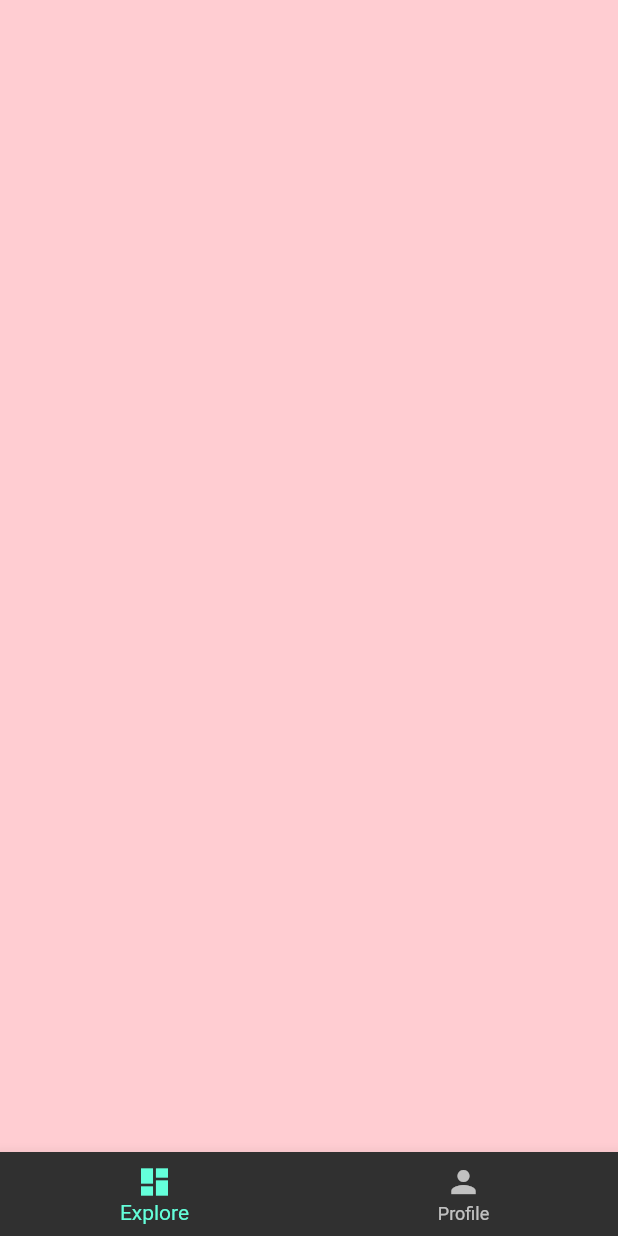
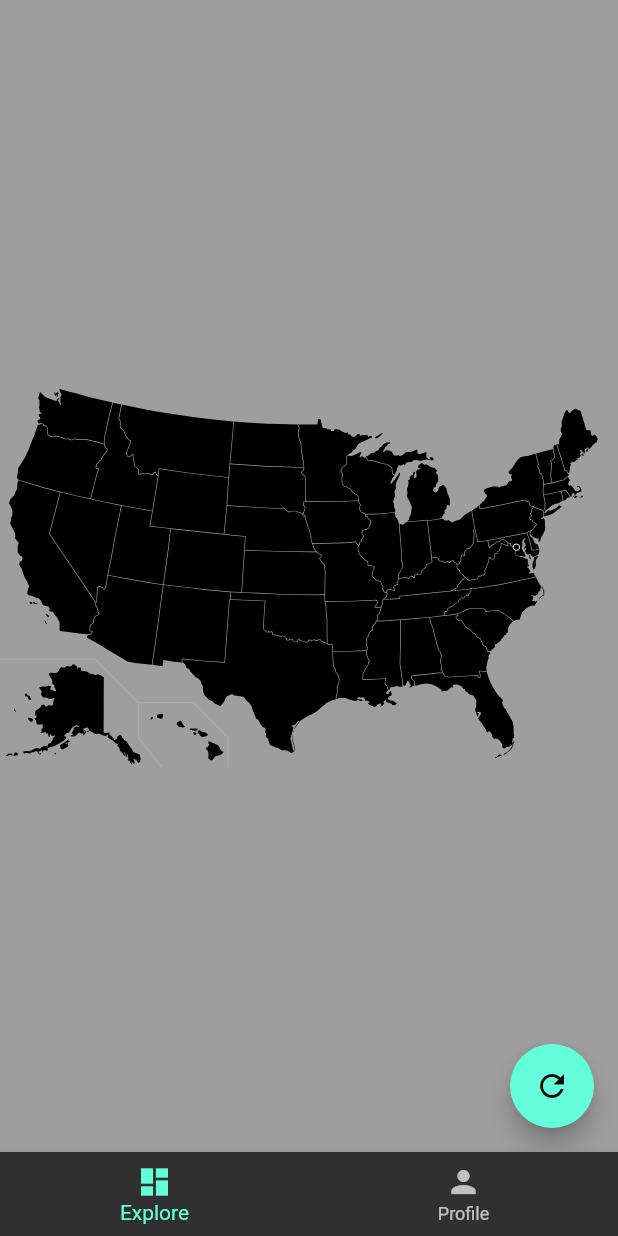
Before and after one commit to lialb/tangram, a Flutter app: the screen it shows after launch, on a phone screen of 412 x 824 dp. Run offline on Flutter 3.47's test engine with Material 2 defaults, Android fonts, the phone set to English and light mode, and no system bars; our stand-ins replace flutter_slidable, flutter_svg, page_transition, youtube_player_flutter.

Commit message:
Add pixel class

```diff
--- a/client/tangram/lib/main.dart
+++ b/client/tangram/lib/main.dart
@@ -1,4 +1,5 @@
 import 'package:flutter/material.dart';
+import 'package:tangram/map_view.dart';
 import 'package:tangram/tileview.dart';
 import 'package:tangram/users_explore.dart';
 
@@ -15,7 +16,8 @@ class MyApp extends StatefulWidget {
 class _MyAppState extends State<MyApp> {
   int _selectedIndex = 0;
   List<Widget> children = [
-    TileView(),
+    MapView(),
+    // TileView(),
     UsersExplore(),
   ];
 
--- /dev/null
+++ b/client/tangram/lib/map_view.dart
@@ -0,0 +1,75 @@
+import 'package:flutter/material.dart';
+import 'package:flutter_svg/flutter_svg.dart';
+
+class MapView extends StatefulWidget {
+  @override
+  _MapViewState createState() => _MapViewState();
+}
+
+class _MapViewState extends State<MapView> {
+  @override
+  Widget build(BuildContext context) {
+    return Scaffold(
+      floatingActionButton: FloatingActionButton(
+        onPressed: () {},
+        child: Icon(Icons.refresh),
+      ),
+      body: Container(
+        color: Colors.grey,
+        child: InteractiveViewer(
+            minScale: 0.1,
+            maxScale: 100.0,
+            child: Stack(children: [
+              SvgPicture.asset(
+                'assets/grey_map.svg',
+                alignment: Alignment.center,
+                width: MediaQuery.of(context).size.width,
+                height: MediaQuery.of(context).size.height,
+              ),
+              ...buildGrid(),
+            ])),
+      ),
+    );
+  }
+
+  List<Widget> buildGrid() {
+    List<Widget> toReturn = [];
+    for (int i = 0; i < 170; i++) {
+      for (int j = 0; j < 90; j++) {
+        // toReturn.add(Pixel(x: i, y: j));
+      }
+    }
+    return toReturn;
+  }
+}
+
+class Pixel extends StatelessWidget {
+  final double left = 8;
+  final double top = 230;
+  final double screenWidth = 408.7;
+  final double screenHeight = 300;
+
+  final double pixelWidth = 2;
+  final double pixelHeight = 3;
+
+  final int x;
+  final int y;
+
+  Pixel({
+    this.x = 0,
+    this.y = 0,
+  });
+
+  @override
+  Widget build(BuildContext context) {
+    return Positioned(
+      left: left + this.x * (pixelWidth + .5),
+      top: top + this.y * (pixelHeight + .5),
+      child: Container(
+        width: pixelWidth,
+        height: pixelHeight,
+        color: Colors.yellow,
+      ),
+    );
+  }
+}
--- a/client/tangram/pubspec.yaml
+++ b/client/tangram/pubspec.yaml
@@ -33,6 +33,7 @@ dependencies:
   page_transition: ^1.1.7+2
   http: ^0.12.2
   flutter_slidable: ^0.5.7
+  flutter_svg: ^0.18.0
 
 dev_dependencies:
   flutter_test:
@@ -48,6 +49,8 @@ flutter:
   # included with your application, so that you can use the icons in
   # the material Icons class.
   uses-material-design: true
+  assets:
+    - assets/
 
   # To add assets to your application, add an assets section, like this:
   # assets:
```
Also changed, not shown: client/tangram/assets/grey_map.svg (added), client/tangram/assets/map.png (added), client/tangram/assets/map_transparent.png (added), client/tangram/pubspec.lock.
